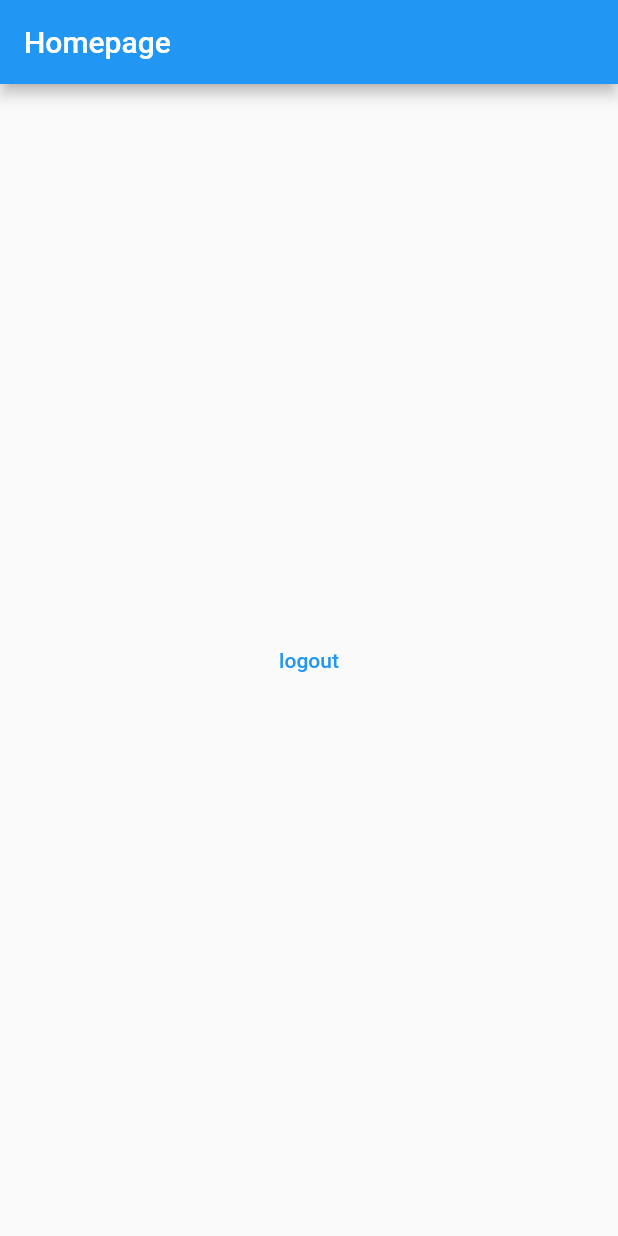
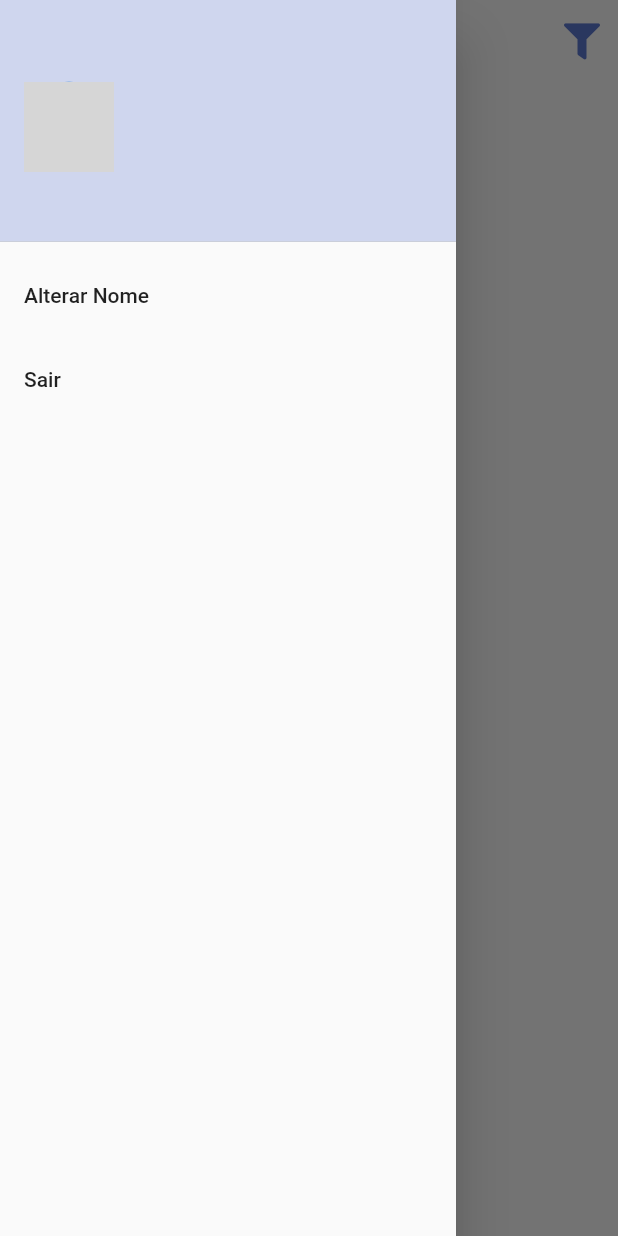
Before and after one commit to LucasFerreiraJs/todo_list_provider, a Flutter app: the screen it shows once a user with an empty profile is signed in, with the side drawer open (before the commit the screen has no drawer), on a phone screen of 412 x 824 dp. Run offline on Flutter 3.47's test engine with Material 2 defaults, Android fonts, the phone set to English and light mode, and no system bars; our stand-ins replace firebase_auth, firebase_core, flutter_signin_button, google_fonts, google_sign_in, sqflite and 2 more; missing offline and left inert: flutter_overlay_loader, validatorless; accounts and stored records are empty; network calls fail; grey boxes are pictures that could not be loaded.

Commit message:
feat(homePage): sidebar drawer

```diff
--- a/lib/app/core/ui/todo_list_icons.dart
+++ b/lib/app/core/ui/todo_list_icons.dart
@@ -27,4 +27,5 @@ class TodoListIcons {
 
   static const IconData eye = IconData(0xf06e, fontFamily: _kFontFam, fontPackage: _kFontPkg);
   static const IconData eye_slash = IconData(0xf070, fontFamily: _kFontFam, fontPackage: _kFontPkg);
+  static const IconData filter = IconData(0xf0b0, fontFamily: _kFontFam, fontPackage: _kFontPkg);
 }
--- a/lib/app/modules/home/home_page.dart
+++ b/lib/app/modules/home/home_page.dart
@@ -1,6 +1,9 @@
 import 'package:flutter/material.dart';
 import 'package:provider/provider.dart';
 import 'package:todo_list_provider/app/core/auth/auth_provider.dart';
+import 'package:todo_list_provider/app/core/ui/theme_extensions.dart';
+import 'package:todo_list_provider/app/core/ui/todo_list_icons.dart';
+import 'package:todo_list_provider/app/modules/home/widget/home_drawer.dart';
 
 class HomePage extends StatelessWidget {
   const HomePage({super.key});
@@ -8,16 +11,19 @@ class HomePage extends StatelessWidget {
   @override
   Widget build(BuildContext context) {
     return Scaffold(
-      appBar: AppBar(title: Text('Homepage')),
-      body: Center(
-        child: Container(
-          child: TextButton(
-              onPressed: () {
-                context.read<AuthProvider>().logout();
-              },
-              child: Text('logout')),
-        ),
+      appBar: AppBar(
+        iconTheme: IconThemeData(color: context.primaryColor),
+        backgroundColor: Colors.transparent,
+        elevation: 0,
+        actions: [
+          PopupMenuButton(
+            icon: Icon(TodoListIcons.filter),
+            itemBuilder: (_) => [PopupMenuItem<bool>(child: Text('Mostrar tarefas concluídas'))],
+          )
+        ],
       ),
+      drawer: HomeDrawer(),
+      body: Container(),
     );
   }
 }
--- /dev/null
+++ b/lib/app/modules/home/widget/home_drawer.dart
@@ -0,0 +1,98 @@
+import 'package:flutter/material.dart';
+import 'package:flutter_overlay_loader/flutter_overlay_loader.dart';
+import 'package:provider/provider.dart';
+import 'package:todo_list_provider/app/core/auth/auth_provider.dart';
+import 'package:todo_list_provider/app/core/ui/messages.dart';
+import 'package:todo_list_provider/app/core/ui/theme_extensions.dart';
+import 'package:todo_list_provider/app/services/user/user_service.dart';
+
+class HomeDrawer extends StatelessWidget {
+  HomeDrawer({super.key});
+  final nameVN = ValueNotifier<String>('');
+
+  @override
+  Widget build(BuildContext context) {
+    return Drawer(
+        child: ListView(
+      children: [
+        DrawerHeader(
+          decoration: BoxDecoration(
+            color: context.primaryColor.withAlpha(70),
+          ),
+          child: Row(
+            children: [
+              // https://img.freepik.com/free-vector/businessman-character-avatar-isolated_24877-60111.jpg
+              // CircleAvatar(),
+              Selector<AuthProvider, String>(selector: (context, authProvider) {
+                return authProvider.user?.photoURL ?? 'https://img.freepik.com/free-vector/businessman-character-avatar-isolated_24877-60111.jpg';
+              }, builder: (_, value, __) {
+                return CircleAvatar(
+                  backgroundImage: NetworkImage(value),
+                  radius: 30,
+                );
+              }),
+              Expanded(
+                child: Selector<AuthProvider, String>(
+                  selector: (context, authProvider) {
+                    return authProvider.user?.displayName ?? 'Não do informado';
+                  },
+                  builder: (_, value, __) {
+                    return Padding(
+                      padding: const EdgeInsets.all(8.0),
+                      child: Text(value, style: context.textTheme.bodyMedium),
+                    );
+                  },
+                ),
+                //  Padding(
+                //   padding: const EdgeInsets.all(8.0),
+                //   child: Text('Nome do usuário', style: context.textTheme.bodyMedium),
+                // ),
+              ),
+            ],
+          ),
+        ),
+        ListTile(
+          onTap: () {
+            showDialog(
+              context: context,
+              builder: (_) {
+                return AlertDialog(
+                  title: Text('Alterar Nome'),
+                  content: TextField(
+                    onChanged: (value) {
+                      print(value);
+                      nameVN.value = value;
+                    },
+                  ),
+                  actions: [
+                    TextButton(
+                      onPressed: () => Navigator.of(context).pop(),
+                      child: Text('Cancelar', style: TextStyle(color: Colors.red)),
+                    ),
+                    TextButton(
+                        onPressed: () {
+                          if (nameVN.value.isEmpty) {
+                            Messages.of(context).showError('Nome obrigaótio');
+                          } else {
+                            Loader.show(context);
+                            context.read<UserService>().updateDisplayName(nameVN.value);
+                            Loader.hide();
+                            Navigator.of(context).pop();
+                          }
+                        },
+                        child: Text('Alterar')),
+                  ],
+                );
+              },
+            );
+          },
+          title: Text('Alterar Nome'),
+        ),
+        ListTile(
+          onTap: () => context.read<AuthProvider>().logout(),
+          title: Text('Sair'),
+        ),
+      ],
+    ));
+  }
+}
--- a/lib/app/repositories/user/user_repository.dart
+++ b/lib/app/repositories/user/user_repository.dart
@@ -6,4 +6,5 @@ abstract class UserRepository {
   Future<void> forgotPassword(String email);
   Future<User?> googleLogin();
   Future<void> logout();
+  Future<void> updateDisplayName(String name);
 }
--- a/lib/app/services/user/user_service.dart
+++ b/lib/app/services/user/user_service.dart
@@ -6,4 +6,5 @@ abstract class UserService {
   Future<void> forgotPassword(String email);
   Future<User?> googleLogin();
   Future<void> logout();
+  Future<void> updateDisplayName(String name);
 }
--- a/lib/app/services/user/user_service_impl.dart
+++ b/lib/app/services/user/user_service_impl.dart
@@ -21,4 +21,7 @@ class UserServiceImpl implements UserService {
 
   @override
   Future<void> logout() => _userRepository.logout();
+
+  @override
+  Future<void> updateDisplayName(String name) => _userRepository.updateDisplayName(name);
 }
```
Also changed, not shown: lib/app/repositories/user/user_repository_impl.dart (+9 -0 lines), assets/fonts/TodoListIcons.ttf.
